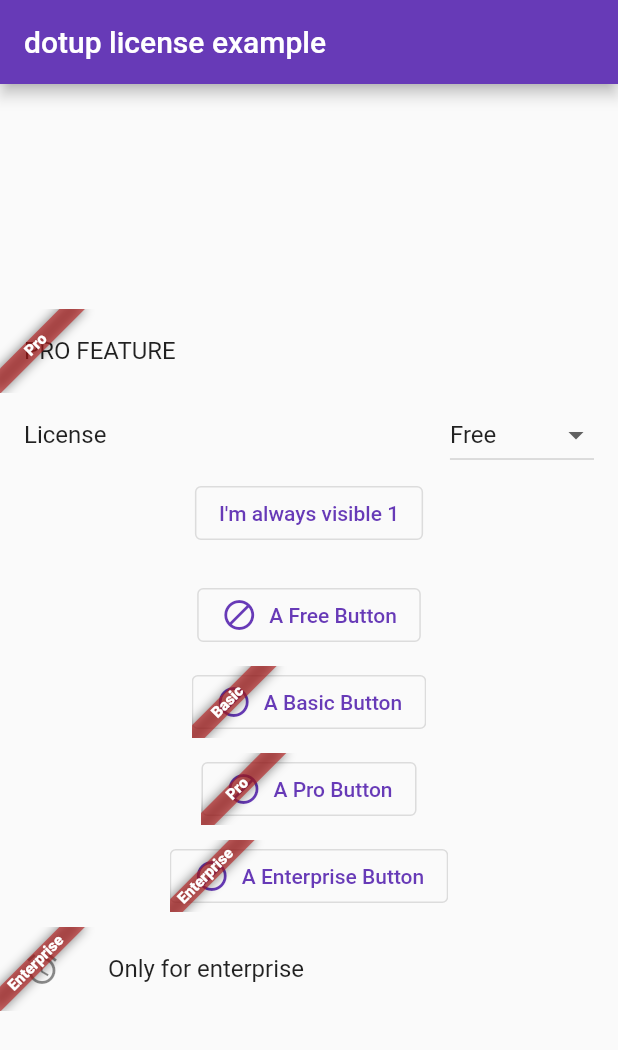
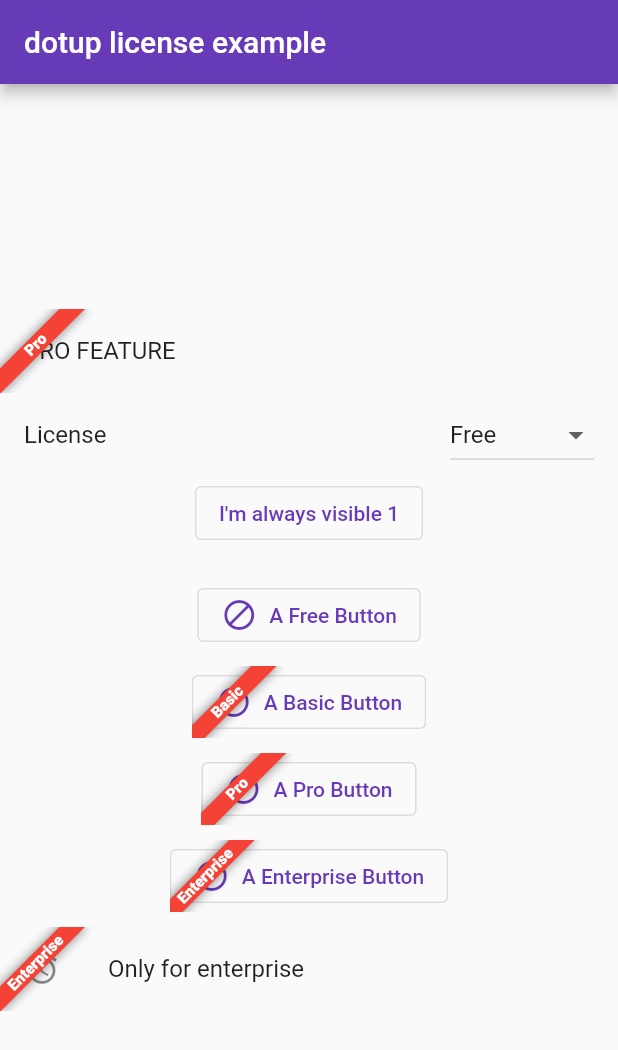
Before and after one commit to dotupNET/dotup_flutter_license, a Flutter app: the screen it shows after launch, on a phone screen of 412 x 824 dp. Shown: the top 1050 px of the screen. Run offline on Flutter 3.47's test engine with Material 2 defaults, Android fonts, the phone set to English and light mode, and no system bars.

Commit message:
banner color

```diff
--- a/lib/src/Licensed.dart
+++ b/lib/src/Licensed.dart
@@ -9,13 +9,17 @@ class Licensed<T> extends StatelessWidget {
   late final List<Widget> widgets;
   final LicenseController<T> licenseService;
   final ValueSetter<T>? onBannerTap;
+  late final Color _bannerColor;
 
   Licensed({
     Key? key,
     required this.licenseService,
     required this.widgets,
     this.onBannerTap,
-  }) : super(key: key);
+    Color? bannerColor,
+  }) : super(key: key) {
+    _bannerColor = bannerColor ?? Colors.red;
+  }
 
   @override
   Widget build(BuildContext context) {
@@ -55,6 +59,7 @@ class Licensed<T> extends StatelessWidget {
                       Banner(
                         message: describeEnum(item.requiredLicense as dynamic),
                         location: BannerLocation.topStart,
+                        color: _bannerColor,
                       ),
                     ]),
                   ),
--- a/lib/src/WithLicense.dart
+++ b/lib/src/WithLicense.dart
@@ -10,21 +10,26 @@ class WithLicense<T> extends StatelessWidget {
   final Widget child;
   final bool withBanner;
   final ValueSetter<T>? onBannerTap;
+  late final Color _bannerColor;
 
-  const WithLicense({
+  WithLicense({
     Key? key,
     required this.currentLicense,
     required this.requiredLicense,
     required this.child,
     this.withBanner = false,
     this.onBannerTap,
-  }) : super(key: key);
+    Color? bannerColor,
+  }) : super(key: key) {
+    _bannerColor = bannerColor ?? Colors.red;
+  }
 
   factory WithLicense.banner({
     required T currentLicense,
     required T requiredLicense,
     required Widget child,
     ValueSetter<T>? onBannerTap,
+    Color? bannerColor,
   }) {
     return WithLicense(
       currentLicense: currentLicense,
@@ -32,6 +37,7 @@ class WithLicense<T> extends StatelessWidget {
       child: child,
       onBannerTap: onBannerTap,
       withBanner: true,
+      bannerColor: bannerColor,
     );
   }
 
@@ -51,6 +57,7 @@ class WithLicense<T> extends StatelessWidget {
               Banner(
                 message: describeEnum(requiredLicense as dynamic),
                 location: BannerLocation.topStart,
+                color: _bannerColor,
               ),
             ]),
           ),
```
Also changed, not shown: 3 other files.
